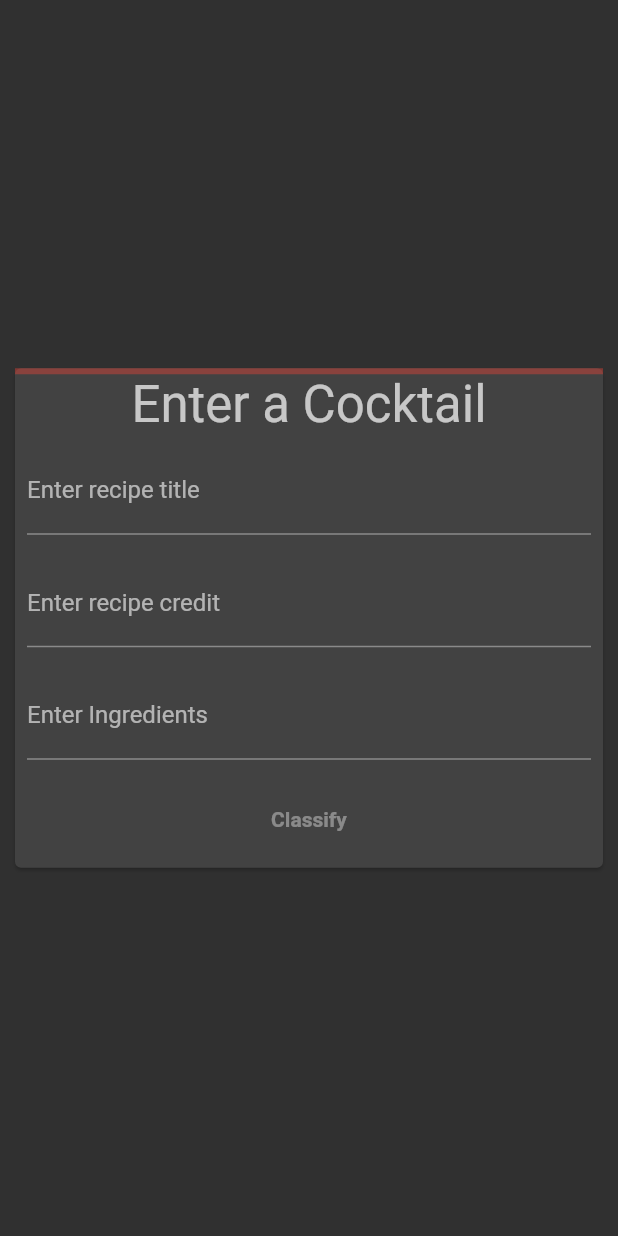
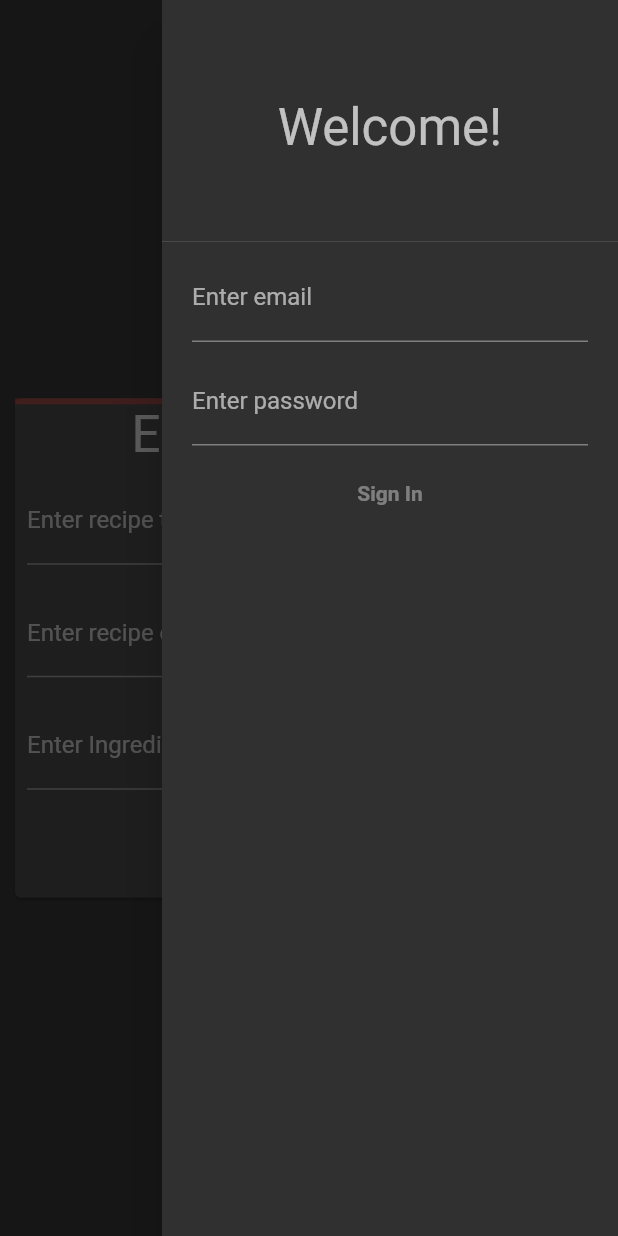
Before and after one commit to wstoffers/codex, a Flutter app: the screen it shows after launch, with the side drawer open (before the commit the screen has no drawer), on a phone screen of 412 x 824 dp. Run offline on Flutter 3.47's test engine with Material 2 defaults, Android fonts, the phone set to English and light mode, and no system bars; our stand-ins replace animated_text_kit, firebase_auth, firebase_core; accounts and stored records are empty.

Commit message:
Adding mobile version broken by conditional drawer contents

```diff
--- a/src/flutter_frontend/lib/inputScreen.dart
+++ b/src/flutter_frontend/lib/inputScreen.dart
@@ -5,6 +5,8 @@ import 'package:http/http.dart' as http;
 import 'package:flutter/material.dart';
 import 'package:animated_text_kit/animated_text_kit.dart';
 import 'package:flutter/foundation.dart' show kIsWeb;
+import 'package:firebase_auth/firebase_auth.dart';
+import 'package:firebase_core/firebase_core.dart';
 
 import 'predictionScreen.dart';
 
@@ -12,7 +14,37 @@ class InputScreen extends StatelessWidget {
   @override
   Widget build(BuildContext context) {
     return Scaffold(
-      //backgroundColor: Colors.grey[900],
+      appBar: PreferredSize(
+        preferredSize: Size.fromHeight(40.0),
+        child: AppBar(
+          backgroundColor: Colors.transparent,
+          elevation: 0.0,
+          actions: [
+            Builder(
+              builder: (context) => IconButton(
+                icon: Icon(Icons.local_bar_rounded),
+                onPressed: () => Scaffold.of(context).openEndDrawer(),
+              ),
+            ),
+          ],
+        ),
+      ),
+      endDrawer: Drawer(
+        child: ListView(
+          padding: EdgeInsets.zero,
+          children: [
+            DrawerHeader(
+              child: Center(
+                child: Text(
+                  'Welcome!',
+                  style: Theme.of(context).textTheme.headline4,
+                ),
+              ),
+            ),
+            SignInForm(),
+          ],
+        ),
+      ),
       body: Center(
         child: SizedBox(
           width: 400,
@@ -22,6 +54,141 @@ class InputScreen extends StatelessWidget {
         ),
       ),
     );
+  }
+}
+
+class SignInForm extends StatefulWidget {
+  @override
+  _SignInFormState createState() => _SignInFormState();
+}
+
+class _SignInFormState extends State<SignInForm> {
+  final FirebaseAuth _auth = FirebaseAuth.instance;
+  final _emailController = TextEditingController();
+  final _passwordController = TextEditingController();
+  final GlobalKey<FormState> _formKey = GlobalKey<FormState>();
+  bool _success;
+  String _userEmail;
+  User _firebaseUser;
+  double _formProgress = 0;
+
+  void _updateFormProgress() {
+    var progress = 0.0;
+    final controllers = [
+      _emailController,
+      _passwordController,
+    ];
+    for (final controller in controllers) {
+      if (controller.value.text.isNotEmpty) {
+        progress += 1 / controllers.length;
+      }
+    }
+    setState(() {
+      _formProgress = progress;
+    });
+  }
+
+  void _signInWithEmailAndPassword() async {
+    final User user = (await _auth.signInWithEmailAndPassword(
+      email: _emailController.text,
+      password: _passwordController.text,
+    ))
+        .user;
+
+    if (user != null) {
+      setState(() {
+        _success = true;
+        _userEmail = user.email;
+        _firebaseUser = user;
+      });
+    } else {
+      setState(() {
+        _success = false;
+      });
+    }
+  }
+
+
+  @override
+  void dispose() {
+    _emailController.dispose();
+    _passwordController.dispose();
+    super.dispose();
+  }
+
+  @override
+  Widget build(BuildContext context) {
+    return _firebaseUser == null
+        ? Form(
+            key: _formKey,
+            onChanged: _updateFormProgress,
+            child: Column(
+              children: [
+                Padding(
+                  padding: EdgeInsets.symmetric(horizontal: 20.0),
+                  child: TextFormField(
+                    controller: _emailController,
+                    decoration: InputDecoration(
+                      labelText: 'Enter email',
+                    ),
+                    cursorColor: Theme.of(context).accentColor,
+                  ),
+                ),
+                SizedBox(height: 10),
+                Padding(
+                  padding: EdgeInsets.symmetric(horizontal: 20.0),
+                  child: TextFormField(
+                    controller: _passwordController,
+                    decoration: InputDecoration(
+                      labelText: 'Enter password',
+                    ),
+                    cursorColor: Theme.of(context).accentColor,
+                    obscureText: true,
+                  ),
+                ),
+                Padding(
+                  padding: EdgeInsets.all(8.0),
+                  child: TextButton(
+                    onPressed: _formProgress == 1
+                        ? () async {
+                            _signInWithEmailAndPassword();
+                            Navigator.of(context).pop();
+                          }
+                        : null,
+                    child: Text(
+                      'Sign In',
+                      style: TextStyle(fontWeight: FontWeight.bold),
+                    ),
+                    style: ButtonStyle(
+                      padding: MaterialStateProperty.all<EdgeInsets>(
+                          EdgeInsets.all(10)),
+                      foregroundColor: MaterialStateProperty.resolveWith(
+                          (Set<MaterialState> states) {
+                        return states.contains(MaterialState.disabled)
+                            ? null
+                            : Colors.black;
+                      }),
+                      backgroundColor: MaterialStateProperty.resolveWith(
+                          (Set<MaterialState> states) {
+                        return states.contains(MaterialState.disabled)
+                            ? null
+                            : Theme.of(context).accentColor;
+                      }),
+                    ),
+                  ),
+                ),
+              ],
+            ),
+          )
+        : TextButton(
+            onPressed: () {
+              log('will sign out');
+            },
+            child: Text(
+              'Sign Out',
+              style: TextStyle(fontWeight: FontWeight.bold),
+            ),
+          );
   }
 }
 
--- a/src/flutter_frontend/lib/main.dart
+++ b/src/flutter_frontend/lib/main.dart
@@ -1,9 +1,12 @@
 import 'package:flutter/material.dart';
+import 'package:firebase_core/firebase_core.dart';
 
 import 'inputScreen.dart';
 import 'predictionScreen.dart';
 
-void main() {
+Future<void> main() async {
+  WidgetsFlutterBinding.ensureInitialized();
+  await Firebase.initializeApp();
   runApp(CodexApp());
 }
 
```
Also changed, not shown: src/flutter_frontend/pubspec.yaml (+8 -2 lines), src/flutter_frontend/pubspec.lock, 17 other files.
